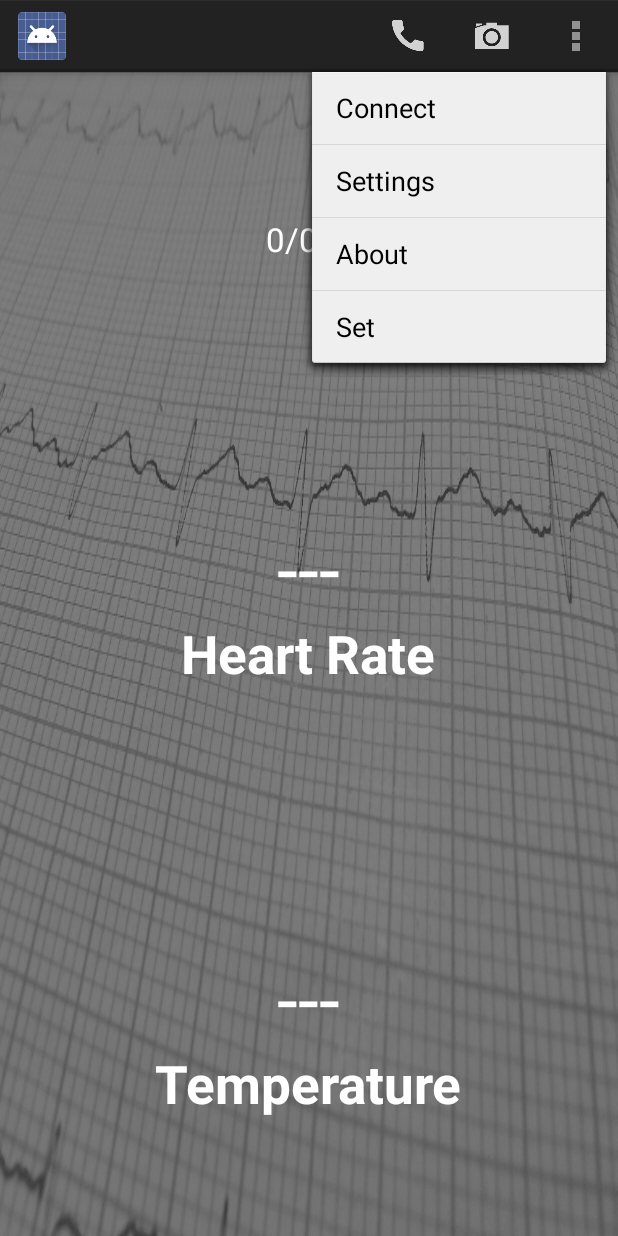
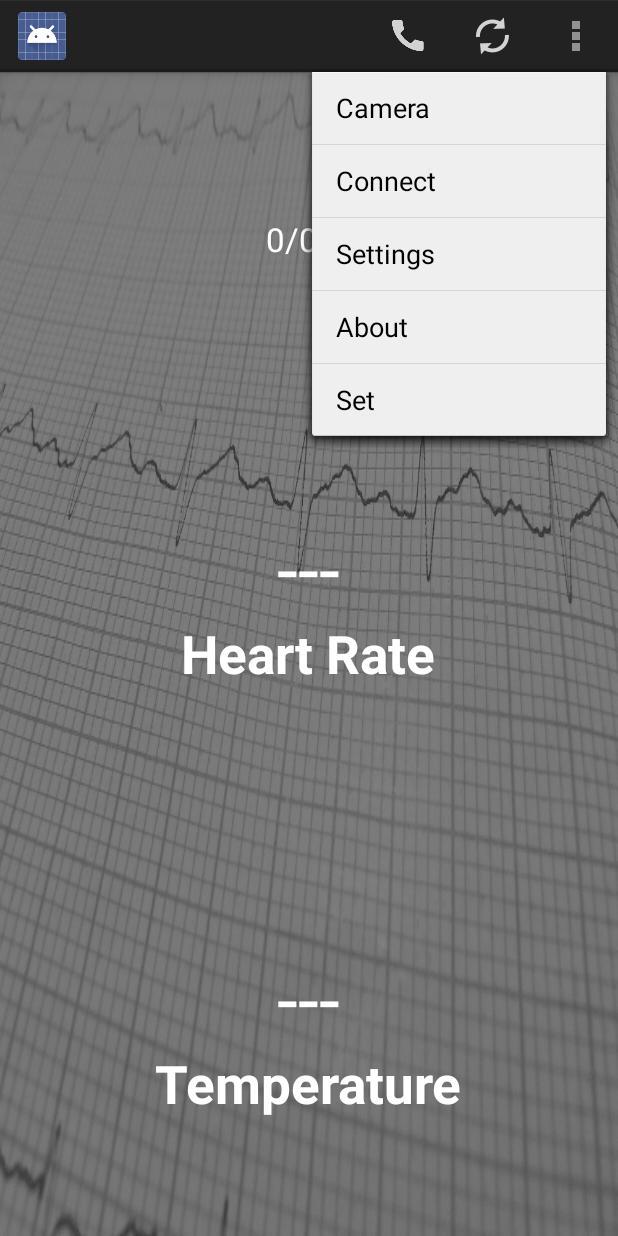
Before and after one commit to 8BitYoda/SmartBaby, an Android app: the MainActivity screen opened directly, with no data from a screen before it, with the options menu open, on a phone screen of 412 x 824 dp. Run offline under Robolectric (Android 15) with nearby library versions, the phone set to English and light mode, and no system bars.

Commit message:
added refresh putton

```diff
--- a/app/src/main/java/seniorproject/smartbaby/MainActivity.java
+++ b/app/src/main/java/seniorproject/smartbaby/MainActivity.java
@@ -94,12 +94,12 @@ public class MainActivity extends Activity{
 
         clearDisplays();
 
-        isEnabled();
+        /*isEnabled();
         try{
             find();
             open();
         }
-        catch (IOException ex) { }
+        catch (IOException ex) { }*/
 
     }
     //date stuff//
@@ -117,14 +117,6 @@ public class MainActivity extends Activity{
             Intent enableBluetooth = new Intent(BluetoothAdapter.ACTION_REQUEST_ENABLE);
             startActivityForResult(enableBluetooth, 0);
         }
-
-        isEnabled();
-        try{
-            find();
-            open();
-        }
-        catch (IOException ex) { }
-
 
         pullData();
         name.setText(fName);
@@ -150,13 +142,20 @@ public class MainActivity extends Activity{
             try{
                 find();
                 open();
-            }
-            catch (IOException ex) { }
+            } catch (IOException ex) { }
             return true;
         }
         if (id == R.id.action_dial){ //opens phone
             Intent intent = new Intent(Intent.ACTION_DIAL);
             startActivity(intent);
+        }
+        if (id==R.id.action_refresh){ //refreshes connection to get up-to-date data
+            isEnabled();
+            try{
+                find();
+                open();
+            } catch (IOException ex) { }
+            return true;
         }
         if(id==R.id.action_camera){ //opens camera
             Intent intent = new Intent(MediaStore.ACTION_IMAGE_CAPTURE);
--- a/app/src/main/res/menu/main.xml
+++ b/app/src/main/res/menu/main.xml
@@ -5,7 +5,11 @@
     <item android:id="@+id/action_dial"
         android:icon="@drawable/ic_action_call"
         android:title="@string/action_dial"
-        android:showAsAction="ifRoom"/>
+        android:showAsAction="always"/>
+    <item android:id="@+id/action_refresh"
+        android:icon="@drawable/ic_action_refresh"
+        android:title="Refresh"
+        android:showAsAction="always"/>
     <item android:id="@+id/action_camera"
         android:icon="@drawable/ic_action_camera"
         android:title="@string/action_camera"
@@ -22,6 +26,5 @@
         android:showAsAction="never"/>
     <item android:id="@+id/action_set"
         android:title="Set"
-        android:showAsAction="never"/> //needs to be deleted once finished testing
-
+        android:showAsAction="never"/>
 </menu>
```
Also changed, not shown: app/src/main/res/drawable-hdpi/ic_action_refresh.png (added), app/src/main/res/drawable-mdpi/ic_action_refresh.png (added), app/src/main/res/drawable-xhdpi/ic_action_refresh.png (added), app/src/main/res/drawable-xxhdpi/ic_action_refresh.png (added).
